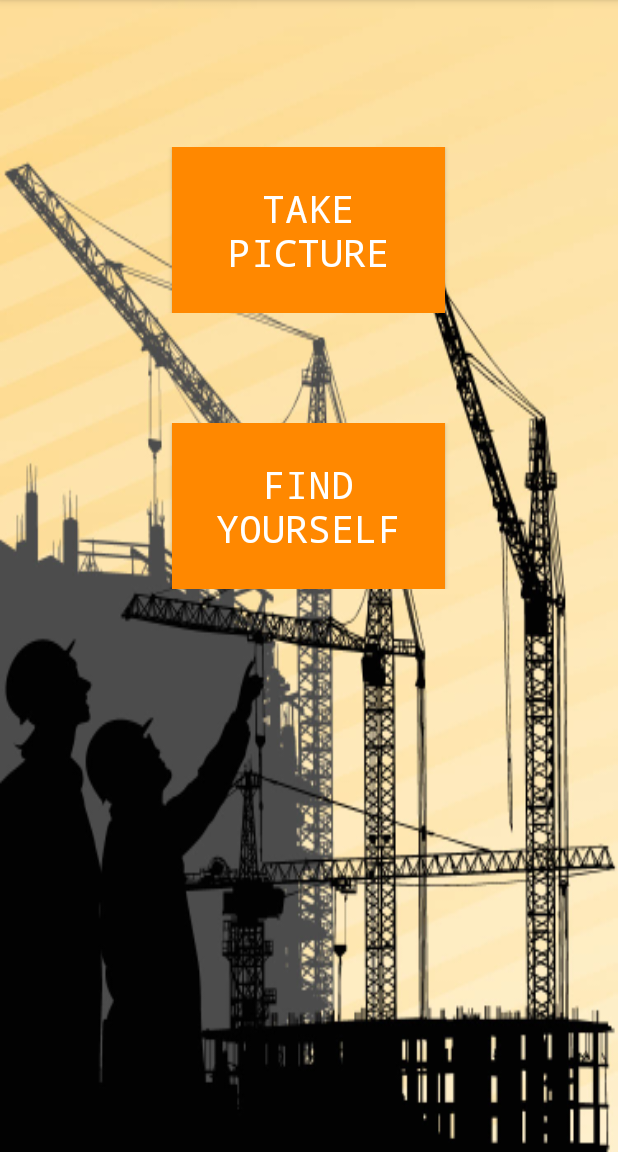
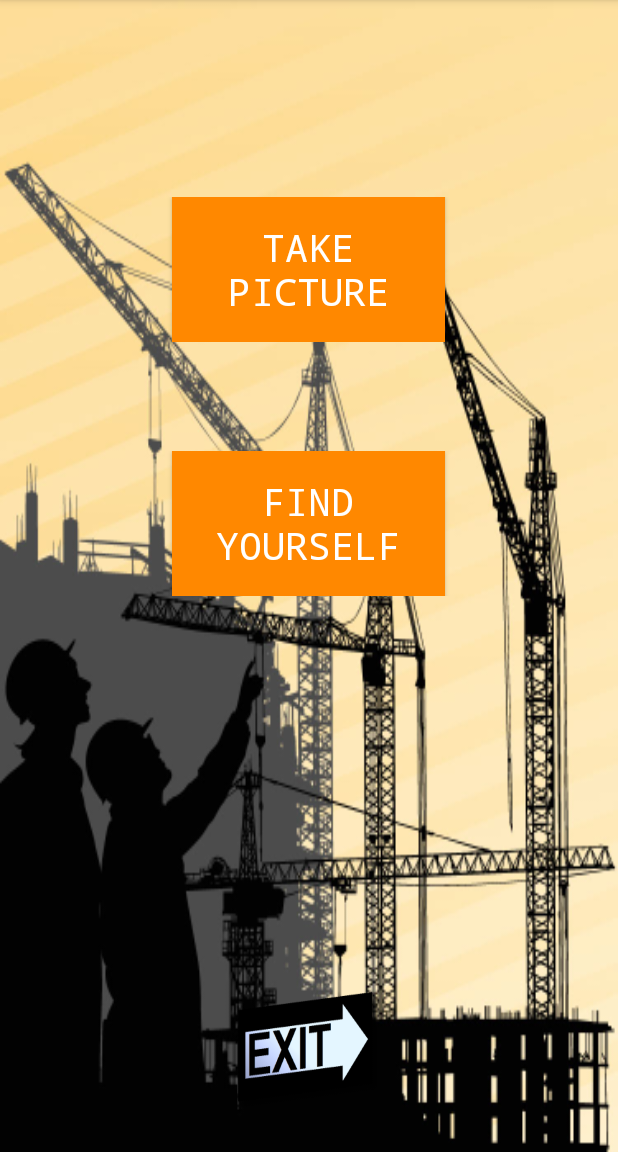
Before and after one commit to lamiita0205/Hand-in-4, an Android app: the screen it shows after launch (MainActivity), on a phone screen of 412 x 824 dp, the part 84-1236 px from its top. Run offline under Robolectric (Android 15) with nearby library versions, the light colour scheme and no system bars.

Commit message:
exit button

```diff
--- a/app/src/main/java/com/example/lam/handin4/MainActivity.java
+++ b/app/src/main/java/com/example/lam/handin4/MainActivity.java
@@ -28,6 +28,9 @@ public class MainActivity extends AppCompatActivity {
         mapButton = (Button)findViewById(R.id.mapButton);
         mapButton.setOnClickListener(clickOnMap);
 
+        exitButton = (Button)findViewById(R.id.exitButton);
+        exitButton.setOnClickListener(clickOnExit);
+
     }
 
 
@@ -49,6 +52,14 @@ public class MainActivity extends AppCompatActivity {
             Intent takePictureIntent = new Intent(MainActivity.this, TakePicture.class);
             startActivity(takePictureIntent);
 
+        }
+    };
+
+    View.OnClickListener clickOnExit = new View.OnClickListener() {
+        @Override
+        public void onClick(View v) {
+
+            finish();
         }
     };
 
--- a/app/src/main/res/layout-land/activity_main.xml
+++ b/app/src/main/res/layout-land/activity_main.xml
@@ -20,7 +20,7 @@
         <TableRow
             android:orientation="horizontal"
             android:layout_height="0dp"
-            android:layout_weight="0.3">
+            android:layout_weight="0.5">
             <View
                 android:layout_width="0dp"
                 android:layout_height="0dp"
@@ -42,12 +42,12 @@
                 android:layout_weight="0.3"/>
         </TableRow>
         <TableRow
-            android:layout_weight="0.2">
+            android:layout_weight="0.4">
         </TableRow>
         <TableRow
         android:orientation="horizontal"
         android:layout_height="0dp"
-        android:layout_weight="0.3">
+        android:layout_weight="0.5">
         <View
             android:layout_width="0dp"
             android:layout_height="0dp"
@@ -74,6 +74,27 @@
             android:layout_weight="1">
         </TableRow>
 
+        <TableRow
+            android:orientation="horizontal"
+            android:layout_height="0dp"
+            android:layout_weight="1">
+            <View
+                android:layout_width="0dp"
+                android:layout_height="0dp"
+                android:layout_weight="0.5"/>
+            <Button
+                android:id="@+id/exitButton"
+                android:background= "@drawable/exit"
+
+                android:layout_height="fill_parent"
+                android:layout_width="0dp"
+                android:layout_weight="0.25"/>
+            <View
+                android:layout_width="0dp"
+                android:layout_height="0dp"
+                android:layout_weight="0.5"/>
+        </TableRow>
+
     </TableLayout>
 
 
--- a/app/src/main/res/layout-port/activity_main.xml
+++ b/app/src/main/res/layout-port/activity_main.xml
@@ -10,7 +10,7 @@
     <View
         android:layout_width="0dp"
         android:layout_height="0dp"
-        android:layout_weight="0.7"/>
+        android:layout_weight="1"/>
 
     <TableLayout
         android:layout_width="fill_parent"
@@ -20,7 +20,7 @@
         <TableRow
             android:orientation="horizontal"
             android:layout_height="0dp"
-            android:layout_weight="0.3">
+            android:layout_weight="0.4">
             <View
                 android:layout_width="0dp"
                 android:layout_height="0dp"
@@ -42,12 +42,12 @@
                 android:layout_weight="0.3"/>
         </TableRow>
         <TableRow
-            android:layout_weight="0.2">
+            android:layout_weight="0.3">
         </TableRow>
         <TableRow
         android:orientation="horizontal"
         android:layout_height="0dp"
-        android:layout_weight="0.3">
+        android:layout_weight="0.4">
         <View
             android:layout_width="0dp"
             android:layout_height="0dp"
@@ -74,6 +74,27 @@
             android:layout_weight="1">
         </TableRow>
 
+        <TableRow
+            android:orientation="horizontal"
+            android:layout_height="0dp"
+            android:layout_weight="0.5">
+            <View
+                android:layout_width="0dp"
+                android:layout_height="0dp"
+                android:layout_weight="0.3"/>
+            <Button
+                android:id="@+id/exitButton"
+                android:background= "@drawable/exit"
+
+                android:layout_height="fill_parent"
+                android:layout_width="0dp"
+                android:layout_weight="0.2"/>
+            <View
+                android:layout_width="0dp"
+                android:layout_height="0dp"
+                android:layout_weight="0.3"/>
+        </TableRow>
+
     </TableLayout>
 
 
--- a/app/src/main/res/layout-sw600dp-land/activity_main.xml
+++ /dev/null
@@ -1,80 +0,0 @@
-<LinearLayout xmlns:android="http://schemas.android.com/apk/res/android"
-    xmlns:tools="http://schemas.android.com/tools" android:layout_width="match_parent"
-    android:layout_height="match_parent" android:paddingLeft="@dimen/activity_horizontal_margin"
-    android:paddingRight="@dimen/activity_horizontal_margin"
-    android:paddingTop="@dimen/activity_vertical_margin"
-    android:paddingBottom="@dimen/activity_vertical_margin" tools:context=".MainActivity"
-    android:orientation="vertical"
-    android:background="@drawable/builders_land">
-
-    <View
-        android:layout_width="0dp"
-        android:layout_height="0dp"
-        android:layout_weight="0.7"/>
-
-    <TableLayout
-        android:layout_width="fill_parent"
-        android:layout_height="0dp"
-        android:layout_weight="5"
-        android:orientation="vertical">
-        <TableRow
-            android:orientation="horizontal"
-            android:layout_height="0dp"
-            android:layout_weight="0.3">
-            <View
-                android:layout_width="0dp"
-                android:layout_height="0dp"
-                android:layout_weight="0.3"/>
-            <Button
-                android:id="@+id/takePictureButton"
-                android:background= "@android:color/holo_orange_dark"
-                android:textColor="@color/colorThemeText"
-                android:text="@string/Take_a_picture"
-                android:typeface="monospace"
-                android:textSize="25dp"
-
-                android:layout_height="fill_parent"
-                android:layout_width="0dp"
-                android:layout_weight="0.5"/>
-            <View
-                android:layout_width="0dp"
-                android:layout_height="0dp"
-                android:layout_weight="0.3"/>
-        </TableRow>
-        <TableRow
-            android:layout_weight="0.2">
-        </TableRow>
-        <TableRow
-        android:orientation="horizontal"
-        android:layout_height="0dp"
-        android:layout_weight="0.3">
-        <View
-            android:layout_width="0dp"
-            android:layout_height="0dp"
-            android:layout_weight="0.3"/>
-        <Button
-            android:id="@+id/mapButton"
-            android:background= "@android:color/holo_orange_dark"
-            android:textColor="@color/colorThemeText"
-            android:text="@string/Find_yourself"
-            android:typeface="monospace"
-            android:textSize="25dp"
-
-            android:layout_height="fill_parent"
-            android:layout_width="0dp"
-            android:layout_weight="0.5"/>
-        <View
-            android:layout_width="0dp"
-            android:layout_height="0dp"
-            android:layout_weight="0.3"/>
-    </TableRow>
-
-
-        <TableRow
-            android:layout_weight="1">
-        </TableRow>
-
-    </TableLayout>
-
-
-</LinearLayout>
--- a/app/src/main/res/layout-sw600dp-land/activity_take_picture.xml
+++ /dev/null
@@ -1,35 +0,0 @@
-<RelativeLayout xmlns:android="http://schemas.android.com/apk/res/android"
-    xmlns:tools="http://schemas.android.com/tools" android:layout_width="match_parent"
-    android:layout_height="match_parent" android:paddingLeft="@dimen/activity_horizontal_margin"
-    android:paddingRight="@dimen/activity_horizontal_margin"
-    android:paddingTop="@dimen/activity_vertical_margin"
-    android:paddingBottom="@dimen/activity_vertical_margin"
-    tools:context="com.example.lam.handin4.TakePicture"
-    android:orientation="vertical"
-    android:background="@drawable/background2">
-
-
-    <Button
-        android:layout_width="180dp"
-        android:layout_height="100dp"
-        android:background="@drawable/back_button"
-
-        android:id="@+id/button"
-        android:layout_alignParentBottom="true"
-        android:layout_alignParentLeft="true"
-        android:layout_alignParentStart="true" />
-    <ImageView
-        android:layout_width="700dp"
-        android:layout_height="500dp"
-        android:id="@+id/imageView"
-        android:layout_above="@+id/button"
-        android:layout_centerHorizontal="true" />
-    <Button
-        android:layout_width="100dp"
-        android:layout_height="100dp"
-        android:background="@drawable/cablecam_only"
-        android:id="@+id/button2"
-        android:layout_alignBottom="@+id/button"
-        android:layout_centerHorizontal="true"
-        android:layout_below="@+id/imageView" />
-</RelativeLayout>
--- a/app/src/main/res/layout-sw600dp-port/activity_main.xml
+++ /dev/null
@@ -1,80 +0,0 @@
-<LinearLayout xmlns:android="http://schemas.android.com/apk/res/android"
-    xmlns:tools="http://schemas.android.com/tools" android:layout_width="match_parent"
-    android:layout_height="match_parent" android:paddingLeft="@dimen/activity_horizontal_margin"
-    android:paddingRight="@dimen/activity_horizontal_margin"
-    android:paddingTop="@dimen/activity_vertical_margin"
-    android:paddingBottom="@dimen/activity_vertical_margin" tools:context=".MainActivity"
-    android:orientation="vertical"
-    android:background="@drawable/buildingbackground">
-
-    <View
-        android:layout_width="0dp"
-        android:layout_height="0dp"
-        android:layout_weight="0.7"/>
-
-    <TableLayout
-        android:layout_width="fill_parent"
-        android:layout_height="0dp"
-        android:layout_weight="5"
-        android:orientation="vertical">
-        <TableRow
-            android:orientation="horizontal"
-            android:layout_height="0dp"
-            android:layout_weight="0.3">
-            <View
-                android:layout_width="0dp"
-                android:layout_height="0dp"
-                android:layout_weight="0.3"/>
-            <Button
-                android:id="@+id/takePictureButton"
-                android:background= "@android:color/holo_orange_dark"
-                android:textColor="@color/colorThemeText"
-                android:text="@string/Take_a_picture"
-                android:typeface="monospace"
-                android:textSize="25dp"
-
-                android:layout_height="fill_parent"
-                android:layout_width="0dp"
-                android:layout_weight="0.5"/>
-            <View
-                android:layout_width="0dp"
-                android:layout_height="0dp"
-                android:layout_weight="0.3"/>
-        </TableRow>
-        <TableRow
-            android:layout_weight="0.2">
-        </TableRow>
-        <TableRow
-        android:orientation="horizontal"
-        android:layout_height="0dp"
-        android:layout_weight="0.3">
-        <View
-            android:layout_width="0dp"
-            android:layout_height="0dp"
-            android:layout_weight="0.3"/>
-        <Button
-            android:id="@+id/mapButton"
-            android:background= "@android:color/holo_orange_dark"
-            android:textColor="@color/colorThemeText"
-            android:text="@string/Find_yourself"
-            android:typeface="monospace"
-            android:textSize="25dp"
-
-            android:layout_height="fill_parent"
-            android:layout_width="0dp"
-            android:layout_weight="0.5"/>
-        <View
-            android:layout_width="0dp"
-            android:layout_height="0dp"
-            android:layout_weight="0.3"/>
-    </TableRow>
-
-
-        <TableRow
-            android:layout_weight="1">
-        </TableRow>
-
-    </TableLayout>
-
-
-</LinearLayout>
--- a/app/src/main/res/layout-sw600dp-port/activity_take_picture.xml
+++ /dev/null
@@ -1,30 +0,0 @@
-<RelativeLayout xmlns:android="http://schemas.android.com/apk/res/android"
-    xmlns:tools="http://schemas.android.com/tools" android:layout_width="match_parent"
-    android:layout_height="match_parent" android:paddingLeft="@dimen/activity_horizontal_margin"
-    android:paddingRight="@dimen/activity_horizontal_margin"
-    android:paddingTop="@dimen/activity_vertical_margin"
-    android:paddingBottom="@dimen/activity_vertical_margin"
-    tools:context="com.example.lam.handin4.TakePicture"
-    android:orientation="vertical"
-    android:background="@drawable/background2">
-
-
-    <Button
-        android:layout_width="200dp"
-        android:layout_height="100dp"
-        android:background="@drawable/back_button"
-
-        android:id="@+id/button" />
-    <ImageView
-        android:layout_width="fill_parent"
-        android:layout_height="650dp"
-        android:layout_below="@+id/button"
-        android:layout_alignParentRight="true"
-        android:layout_alignParentEnd="true" />
-    <Button
-        android:layout_width="110dp"
-        android:layout_height="110dp"
-        android:background="@drawable/cablecam_only"
-        android:layout_alignParentBottom="true"
-        android:layout_centerHorizontal="true" />
-</RelativeLayout>
```
Also changed, not shown: app/src/main/res/drawable/exit.png (added), app/src/main/res/drawable/exit2.png (added).
